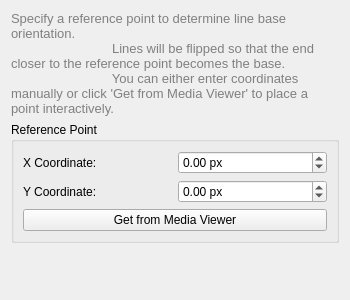
The window that src/WhiskerToolbox/DataTransform_Widget/Lines/LineBaseFlip_Widget/LineBaseFlip_Widget.ui (paulmthompson/WhiskerToolbox) describes before a commit, drawn with Qt 5.
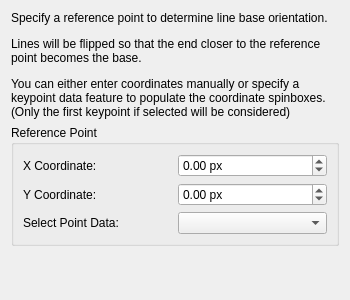
The same window after the commit.

Commit message: updated trabsform but not keypoint data

What changed in the file:
```diff
--- a/src/WhiskerToolbox/DataTransform_Widget/Lines/LineBaseFlip_Widget/LineBaseFlip_Widget.ui
+++ b/src/WhiskerToolbox/DataTransform_Widget/Lines/LineBaseFlip_Widget/LineBaseFlip_Widget.ui
@@ -16,17 +16,15 @@
         <layout class="QVBoxLayout" name="verticalLayout">
             <item>
                 <widget class="QLabel" name="descriptionLabel">
+     <property name="styleSheet">
+      <string notr="true"/>
+     </property>
                     <property name="text">
-                        <string>Specify a reference point to determine line base orientation.
-                            Lines will be flipped so that the end closer to the reference point becomes the base.
-                            You can either enter coordinates manually or click 'Get from Media Viewer' to place a point interactively.</string>
+      <string>&lt;html&gt;&lt;head/&gt;&lt;body&gt;&lt;p&gt;Specify a reference point to determine line base orientation.&lt;/p&gt;&lt;p&gt;Lines will be flipped so that the end closer to the reference point becomes the base.&lt;/p&gt;&lt;p&gt;You can either enter coordinates manually or specify a keypoint data feature to populate the coordinate spinboxes. &lt;br/&gt;(Only the first keypoint if selected will be considered)&lt;/p&gt;&lt;/body&gt;&lt;/html&gt;</string>
                     </property>
                     <property name="wordWrap">
                         <bool>true</bool>
                     </property>
-                    <property name="styleSheet">
-                        <string>QLabel { color: gray; font-size: 10pt; }</string>
-                    </property>
                 </widget>
             </item>
             <item>
@@ -87,13 +85,13 @@
                                 </property>
                             </widget>
                         </item>
-                        <item row="2" column="0" colspan="2">
-                            <widget class="QPushButton" name="getFromViewerButton">
+      <item row="2" column="1">
+       <widget class="QComboBox" name="comboBox"/>
+      </item>
+      <item row="2" column="0">
+       <widget class="QLabel" name="label">
                                 <property name="text">
-                                    <string>Get from Media Viewer</string>
-                                </property>
-                                <property name="toolTip">
-                                    <string>Click to manually place a reference point in the media viewer</string>
+         <string>Select Point Data:</string>
                                 </property>
                             </widget>
                         </item>
```
Left out of the diff: 60 changed lines with no effect on the pictures. Lines whose indentation alone changed are shown as unchanged. The commit also changes 2 other files.
